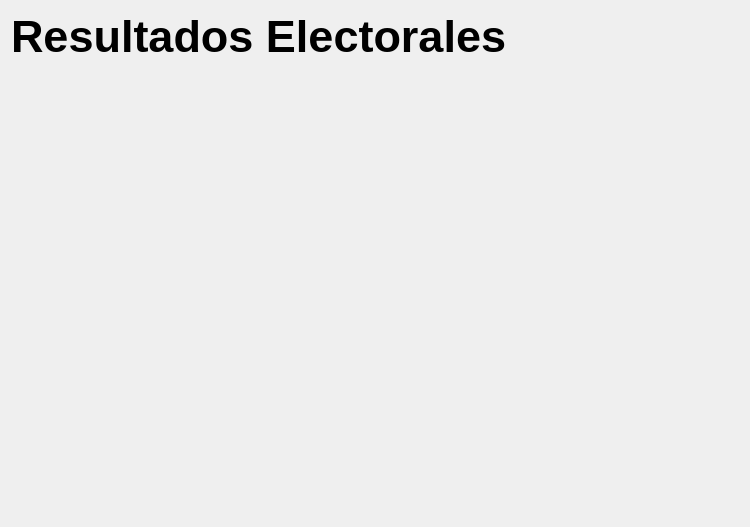
Above: forms/resultados.ui from sarahiva/IS2Proyecto1 before the change. Below: the same form after it.
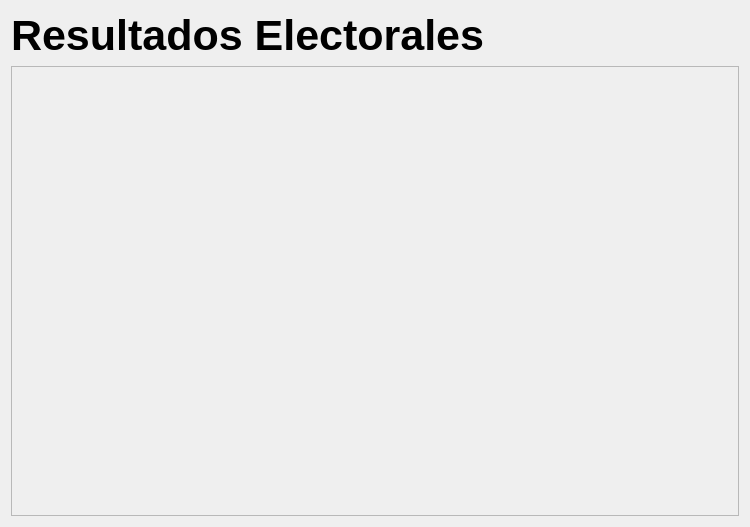
That is the form after the change. Custom widgets are drawn as their Qt base class.

What changed in the file:
```diff
--- a/forms/resultados.ui
+++ b/forms/resultados.ui
@@ -13,12 +13,18 @@
   <property name="windowTitle">
    <string>Form</string>
   </property>
-  <layout class="QVBoxLayout" name="verticalLayout_2">
-   <item>
+  <layout class="QGridLayout" name="gridLayout">
+   <item row="0" column="0">
     <widget class="QLabel" name="label">
+     <property name="sizePolicy">
+      <sizepolicy hsizetype="Preferred" vsizetype="Minimum">
+       <horstretch>0</horstretch>
+       <verstretch>0</verstretch>
+      </sizepolicy>
+     </property>
      <property name="font">
       <font>
-       <pointsize>34</pointsize>
+       <pointsize>32</pointsize>
        <weight>75</weight>
        <bold>true</bold>
       </font>
@@ -28,42 +34,24 @@
      </property>
     </widget>
    </item>
-   <item>
-    <layout class="QVBoxLayout" name="verticalLayout">
-     <item>
-      <widget class="ItemCandidato" name="widget" native="true"/>
-     </item>
-     <item>
-      <widget class="ItemCandidato" name="widget_3" native="true"/>
-     </item>
-     <item>
-      <widget class="ItemCandidato" name="widget_2" native="true"/>
-     </item>
-    </layout>
-   </item>
-   <item>
-    <spacer name="verticalSpacer">
-     <property name="orientation">
-      <enum>Qt::Vertical</enum>
+   <item row="1" column="0">
+    <widget class="QFrame" name="frsm">
+     <property name="sizePolicy">
+      <sizepolicy hsizetype="Preferred" vsizetype="Expanding">
+       <horstretch>0</horstretch>
+       <verstretch>0</verstretch>
+      </sizepolicy>
      </property>
-     <property name="sizeHint" stdset="0">
-      <size>
-       <width>8</width>
-       <height>0</height>
-      </size>
+     <property name="frameShape">
+      <enum>QFrame::StyledPanel</enum>
      </property>
-    </spacer>
+     <property name="frameShadow">
+      <enum>QFrame::Raised</enum>
+     </property>
+    </widget>
    </item>
   </layout>
  </widget>
- <customwidgets>
-  <customwidget>
-   <class>ItemCandidato</class>
-   <extends>QWidget</extends>
-   <header>itemcandidato.h</header>
-   <container>1</container>
-  </customwidget>
- </customwidgets>
  <resources>
   <include location="../img.qrc"/>
  </resources>
```
